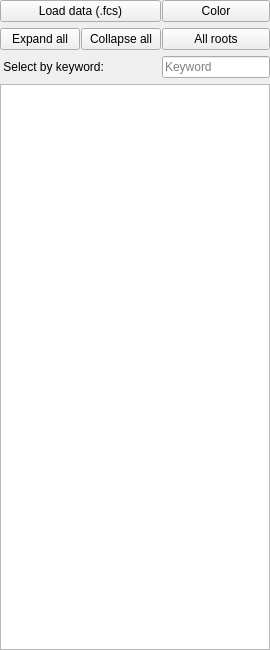
Above: src/EasyFlowQ/uiDesigns/MainWindow_SmplSect.ui from ym3141/EasyFlowQ before the change. Below: the same form after it.
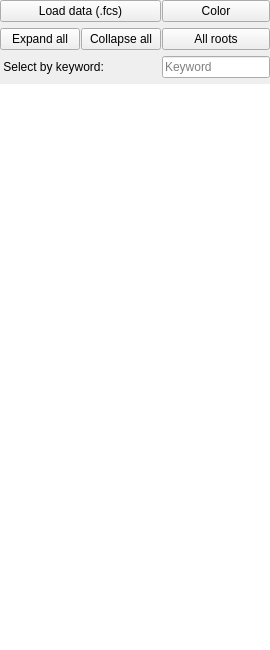
That is the form after the change. Icons and pictures are not drawn.

Commit message: UI change to reduce layers of frames

Patch:
```diff
--- a/src/EasyFlowQ/uiDesigns/MainWindow_SmplSect.ui
+++ b/src/EasyFlowQ/uiDesigns/MainWindow_SmplSect.ui
@@ -6,7 +6,7 @@
    <rect>
     <x>0</x>
     <y>0</y>
-    <width>220</width>
+    <width>246</width>
     <height>650</height>
    </rect>
   </property>
@@ -141,6 +141,9 @@
      <property name="contextMenuPolicy">
       <enum>Qt::ActionsContextMenu</enum>
      </property>
+     <property name="frameShape">
+      <enum>QFrame::NoFrame</enum>
+     </property>
      <property name="selectionMode">
       <enum>QAbstractItemView::ExtendedSelection</enum>
      </property>
```
